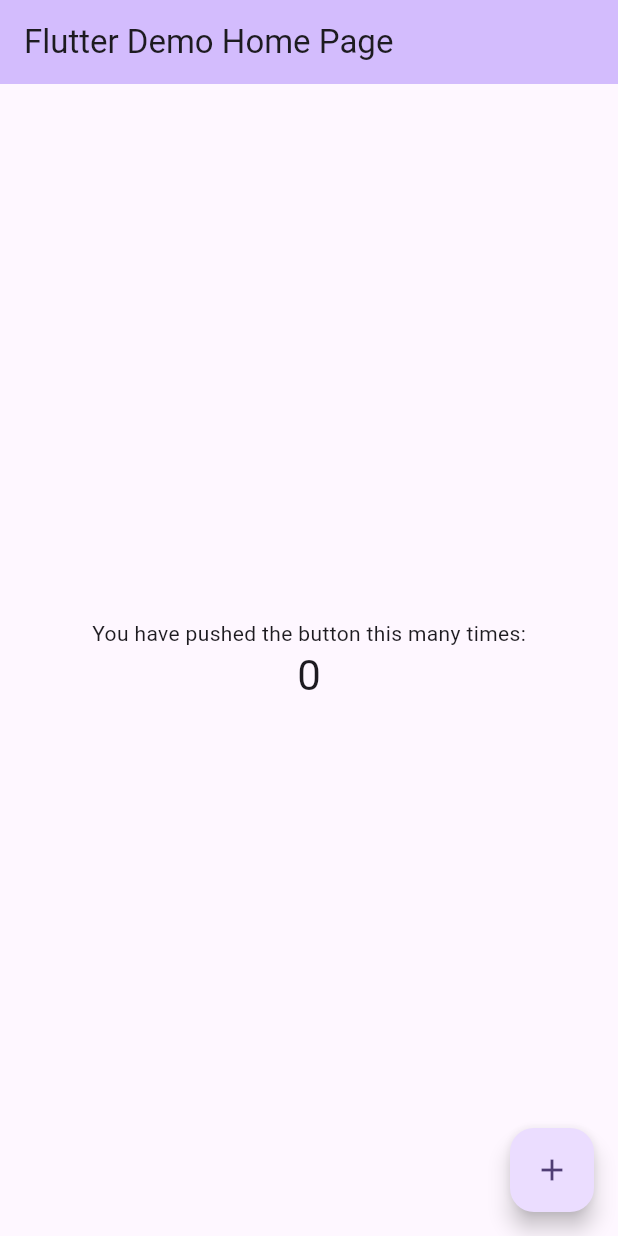
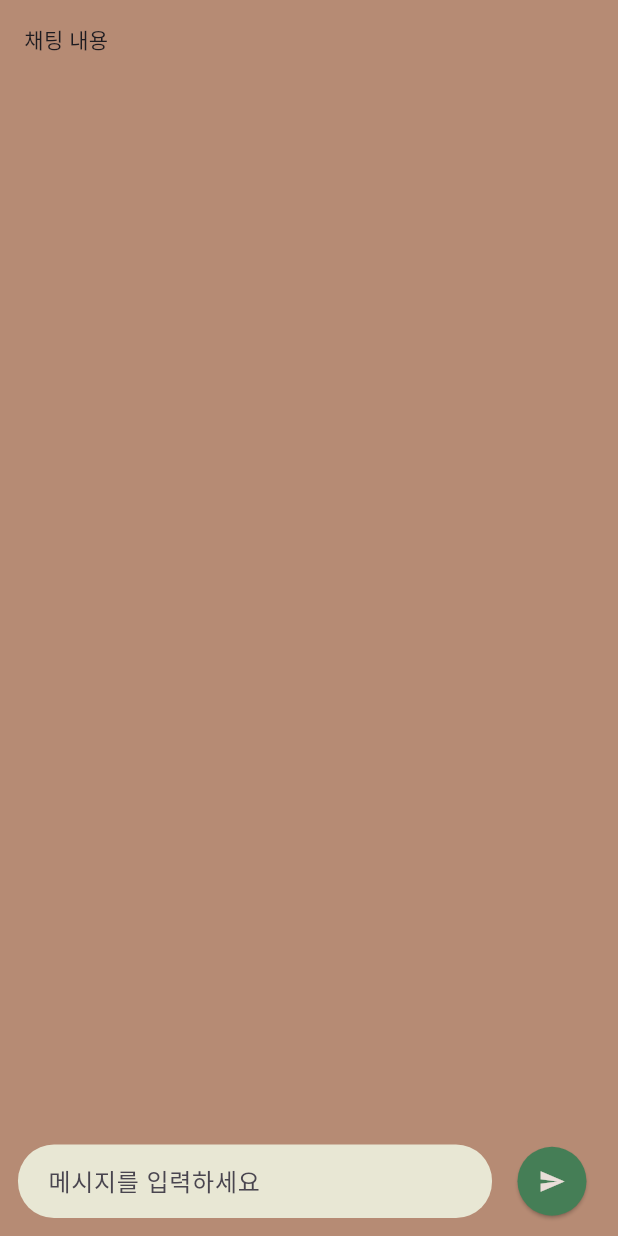
Before and after one commit to forthewy/hsk_ai_conversation, a Flutter app: the screen it shows after launch, on a phone screen of 412 x 824 dp. Run offline on Flutter 3.47's test engine with Material 3 defaults, Android fonts, the phone set to English and light mode, and no system bars.

Commit message:
[Start Screen] 앱 시작화면 UI 구현 #1

```diff
--- a/lib/main.dart
+++ b/lib/main.dart
@@ -1,4 +1,5 @@
 import 'package:flutter/material.dart';
+import 'package:hskchat/screens/start_screen.dart';
 
 void main() {
   runApp(const MyApp());
@@ -7,116 +8,13 @@ void main() {
 class MyApp extends StatelessWidget {
   const MyApp({super.key});
 
-  // This widget is the root of your application.
   @override
   Widget build(BuildContext context) {
     return MaterialApp(
-      title: 'Flutter Demo',
-      theme: ThemeData(
-        // This is the theme of your application.
-        //
-        // TRY THIS: Try running your application with "flutter run". You'll see
-        // the application has a purple toolbar. Then, without quitting the app,
-        // try changing the seedColor in the colorScheme below to Colors.green
-        // and then invoke "hot reload" (save your changes or press the "hot
-        // reload" button in a Flutter-supported IDE, or press "r" if you used
-        // the command line to start the app).
-        //
-        // Notice that the counter didn't reset back to zero; the application
-        // state is not lost during the reload. To reset the state, use hot
-        // restart instead.
-        //
-        // This works for code too, not just values: Most code changes can be
-        // tested with just a hot reload.
-        colorScheme: .fromSeed(seedColor: Colors.deepPurple),
-      ),
-      home: const MyHomePage(title: 'Flutter Demo Home Page'),
-    );
+      initialRoute: '/',
+      routes: {
+        '/': (context) => StartScreen(),
+      }
+);
   }
-}
-
-class MyHomePage extends StatefulWidget {
-  const MyHomePage({super.key, required this.title});
-
-  // This widget is the home page of your application. It is stateful, meaning
-  // that it has a State object (defined below) that contains fields that affect
-  // how it looks.
-
-  // This class is the configuration for the state. It holds the values (in this
-  // case the title) provided by the parent (in this case the App widget) and
-  // used by the build method of the State. Fields in a Widget subclass are
-  // always marked "final".
-
-  final String title;
-
-  @override
-  State<MyHomePage> createState() => _MyHomePageState();
-}
-
-class _MyHomePageState extends State<MyHomePage> {
-  int _counter = 0;
-
-  void _incrementCounter() {
-    setState(() {
-      // This call to setState tells the Flutter framework that something has
-      // changed in this State, which causes it to rerun the build method below
-      // so that the display can reflect the updated values. If we changed
-      // _counter without calling setState(), then the build method would not be
-      // called again, and so nothing would appear to happen.
-      _counter++;
-    });
   }
-
-  @override
-  Widget build(BuildContext context) {
-    // This method is rerun every time setState is called, for instance as done
-    // by the _incrementCounter method above.
-    //
-    // The Flutter framework has been optimized to make rerunning build methods
-    // fast, so that you can just rebuild anything that needs updating rather
-    // than having to individually change instances of widgets.
-    return Scaffold(
-      appBar: AppBar(
-        // TRY THIS: Try changing the color here to a specific color (to
-        // Colors.amber, perhaps?) and trigger a hot reload to see the AppBar
-        // change color while the other colors stay the same.
-        backgroundColor: Theme.of(context).colorScheme.inversePrimary,
-        // Here we take the value from the MyHomePage object that was created by
-        // the App.build method, and use it to set our appbar title.
-        title: Text(widget.title),
-      ),
-      body: Center(
-        // Center is a layout widget. It takes a single child and positions it
-        // in the middle of the parent.
-        child: Column(
-          // Column is also a layout widget. It takes a list of children and
-          // arranges them vertically. By default, it sizes itself to fit its
-          // children horizontally, and tries to be as tall as its parent.
-          //
-          // Column has various properties to control how it sizes itself and
-          // how it positions its children. Here we use mainAxisAlignment to
-          // center the children vertically; the main axis here is the vertical
-          // axis because Columns are vertical (the cross axis would be
-          // horizontal).
-          //
-          // TRY THIS: Invoke "debug painting" (choose the "Toggle Debug Paint"
-          // action in the IDE, or press "p" in the console), to see the
-          // wireframe for each widget.
-          mainAxisAlignment: .center,
-          children: [
-            const Text('You have pushed the button this many times:'),
-            Text(
-              '$_counter',
-              style: Theme.of(context).textTheme.headlineMedium,
-            ),
-          ],
-        ),
-      ),
-      floatingActionButton: FloatingActionButton(
-        onPressed: _incrementCounter,
-        tooltip: 'Increment',
-        child: const Icon(Icons.add),
-      ),
-    );
-  }
-}
--- /dev/null
+++ b/lib/screens/start_screen.dart
@@ -0,0 +1,69 @@
+import 'package:flutter/material.dart';
+
+class StartScreen extends StatelessWidget {
+  const StartScreen({super.key});
+
+  @override
+  Widget build(BuildContext context) {
+    return Scaffold(
+      backgroundColor: Color(0xFFB68B74),
+
+      body: SafeArea(
+        child: Column(
+          children: [
+            // 채팅 영역
+            Expanded(
+              child: ListView(
+                padding: const EdgeInsets.all(16),
+                children: const [
+                  Text("채팅 내용"),
+                ],
+              ),
+            ),
+
+            // 입력창 영역
+            Padding(
+              padding: const EdgeInsets.all(12),
+              child: Row(
+                children: [
+
+                  // 입력창
+                  Expanded(
+                    child: TextField(
+                      decoration: InputDecoration(
+                        hintText: '메시지를 입력하세요',
+                        filled: true,
+                        fillColor: Color(0xFFE8E7D4),
+                        contentPadding: const EdgeInsets.symmetric(
+                          horizontal: 16,
+                          vertical: 12,
+                        ),
+                        border: OutlineInputBorder(
+                          borderRadius: BorderRadius.circular(24),
+                          borderSide: BorderSide.none,
+                        ),
+                      ),
+                    ),
+                  ),
+
+                  const SizedBox(width: 8),
+
+                  // 전송 버튼
+                  ElevatedButton(
+                    onPressed: () {},
+                    style: ElevatedButton.styleFrom(
+                      shape: const CircleBorder(),
+                      padding: const EdgeInsets.all(14),
+                      backgroundColor: Color(0xFF457E56),
+                    ),
+                    child: const Icon(Icons.send, color: Color(0xFFE9DED8),),
+                  ),
+                ],
+              ),
+            ),
+          ],
+        ),
+      ),
+    );
+  }
+}
```
